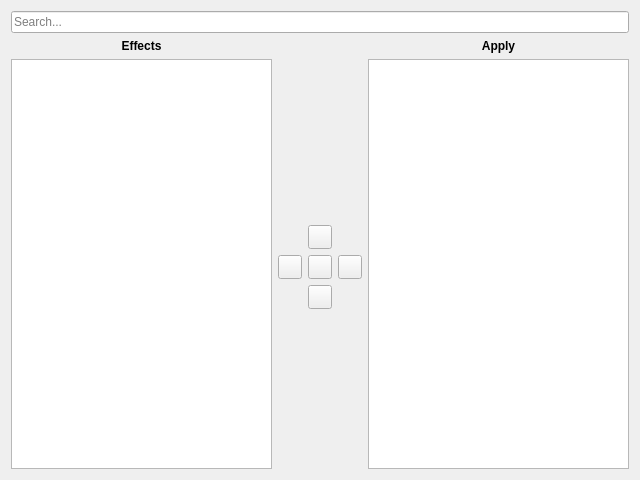
The window that share/ui/effects.ui (webcamoid/webcamoid) describes before a commit, drawn with Qt 5.
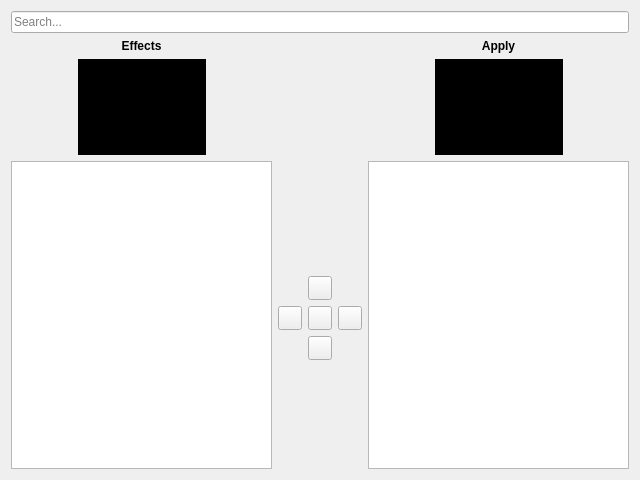
The same window after the commit. Icons and pictures are not drawn.

Diff of the .ui file:
```diff
--- a/share/ui/effects.ui
+++ b/share/ui/effects.ui
@@ -19,6 +19,13 @@
    </iconset>
   </property>
   <layout class="QGridLayout" name="gridLayout_2">
+   <item row="0" column="0" colspan="3">
+    <widget class="QLineEdit" name="txtSearch">
+     <property name="placeholderText">
+      <string>Search...</string>
+     </property>
+    </widget>
+   </item>
    <item row="1" column="0">
     <widget class="QLabel" name="lblEffects">
      <property name="font">
@@ -51,7 +58,102 @@
      </property>
     </widget>
    </item>
-   <item row="2" column="1">
+   <item row="2" column="0">
+    <layout class="QHBoxLayout" name="hlyEffectsPreview">
+     <item>
+      <spacer name="hspEffectsLeft">
+       <property name="orientation">
+        <enum>Qt::Horizontal</enum>
+       </property>
+       <property name="sizeHint" stdset="0">
+        <size>
+         <width>40</width>
+         <height>20</height>
+        </size>
+       </property>
+      </spacer>
+     </item>
+     <item>
+      <widget class="QLabel" name="lblEffectsPreview">
+       <property name="minimumSize">
+        <size>
+         <width>128</width>
+         <height>96</height>
+        </size>
+       </property>
+       <property name="styleSheet">
+        <string notr="true">background-color: rgb(0, 0, 0);</string>
+       </property>
+       <property name="alignment">
+        <set>Qt::AlignCenter</set>
+       </property>
+      </widget>
+     </item>
+     <item>
+      <spacer name="hspEffectsRight">
+       <property name="orientation">
+        <enum>Qt::Horizontal</enum>
+       </property>
+       <property name="sizeHint" stdset="0">
+        <size>
+         <width>40</width>
+         <height>20</height>
+        </size>
+       </property>
+      </spacer>
+     </item>
+    </layout>
+   </item>
+   <item row="2" column="2">
+    <layout class="QHBoxLayout" name="hlyApplyPreview">
+     <item>
+      <spacer name="hspApplyLeft">
+       <property name="orientation">
+        <enum>Qt::Horizontal</enum>
+       </property>
+       <property name="sizeHint" stdset="0">
+        <size>
+         <width>40</width>
+         <height>20</height>
+        </size>
+       </property>
+      </spacer>
+     </item>
+     <item>
+      <widget class="QLabel" name="lblApplyPreview">
+       <property name="minimumSize">
+        <size>
+         <width>128</width>
+         <height>96</height>
+        </size>
+       </property>
+       <property name="styleSheet">
+        <string notr="true">background-color: rgb(0, 0, 0);</string>
+       </property>
+       <property name="alignment">
+        <set>Qt::AlignCenter</set>
+       </property>
+      </widget>
+     </item>
+     <item>
+      <spacer name="hspApplyRight">
+       <property name="orientation">
+        <enum>Qt::Horizontal</enum>
+       </property>
+       <property name="sizeHint" stdset="0">
+        <size>
+         <width>40</width>
+         <height>20</height>
+        </size>
+       </property>
+      </spacer>
+     </item>
+    </layout>
+   </item>
+   <item row="3" column="0" rowspan="3">
+    <widget class="QListWidget" name="lswEffects"/>
+   </item>
+   <item row="3" column="1">
     <spacer name="vspTop">
      <property name="orientation">
       <enum>Qt::Vertical</enum>
@@ -64,33 +166,14 @@
      </property>
     </spacer>
    </item>
-   <item row="2" column="2" rowspan="3">
+   <item row="3" column="2" rowspan="3">
     <widget class="QListWidget" name="lswApply">
      <property name="selectionMode">
       <enum>QAbstractItemView::MultiSelection</enum>
      </property>
-     <property name="iconSize">
-      <size>
-       <width>128</width>
-       <height>96</height>
-      </size>
-     </property>
     </widget>
    </item>
    <item row="4" column="1">
-    <spacer name="vspBottom">
-     <property name="orientation">
-      <enum>Qt::Vertical</enum>
-     </property>
-     <property name="sizeHint" stdset="0">
-      <size>
-       <width>20</width>
-       <height>105</height>
-      </size>
-     </property>
-    </spacer>
-   </item>
-   <item row="3" column="1">
     <layout class="QGridLayout" name="gridLayout">
      <item row="0" column="1">
       <widget class="QPushButton" name="btnUp">
@@ -214,25 +297,18 @@
      </item>
     </layout>
    </item>
-   <item row="0" column="0" colspan="3">
-    <widget class="QLineEdit" name="txtSearch">
-     <property name="placeholderText">
-      <string>Search...</string>
+   <item row="5" column="1">
+    <spacer name="vspBottom">
+     <property name="orientation">
+      <enum>Qt::Vertical</enum>
      </property>
-    </widget>
-   </item>
-   <item row="2" column="0" rowspan="3">
-    <widget class="QListWidget" name="lswEffects">
-     <property name="selectionMode">
-      <enum>QAbstractItemView::MultiSelection</enum>
-     </property>
-     <property name="iconSize">
+     <property name="sizeHint" stdset="0">
       <size>
-       <width>128</width>
-       <height>96</height>
+       <width>20</width>
+       <height>105</height>
       </size>
      </property>
-    </widget>
+    </spacer>
    </item>
   </layout>
  </widget>
```
